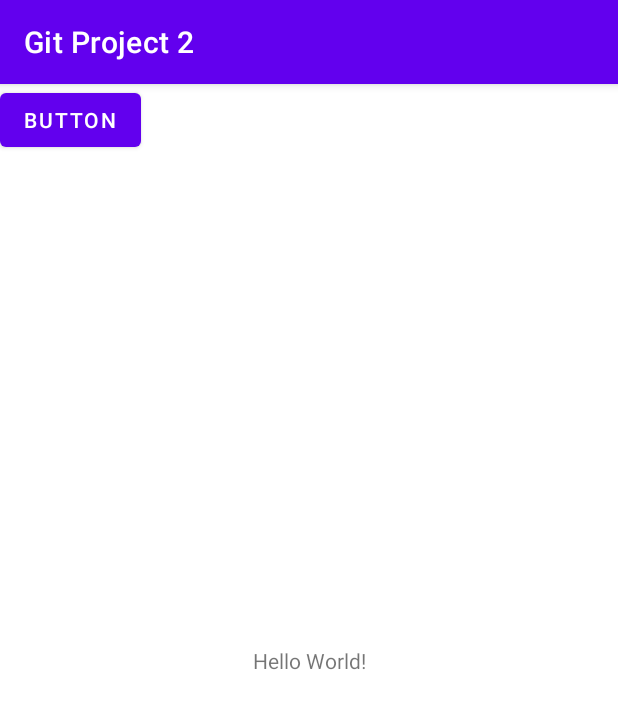
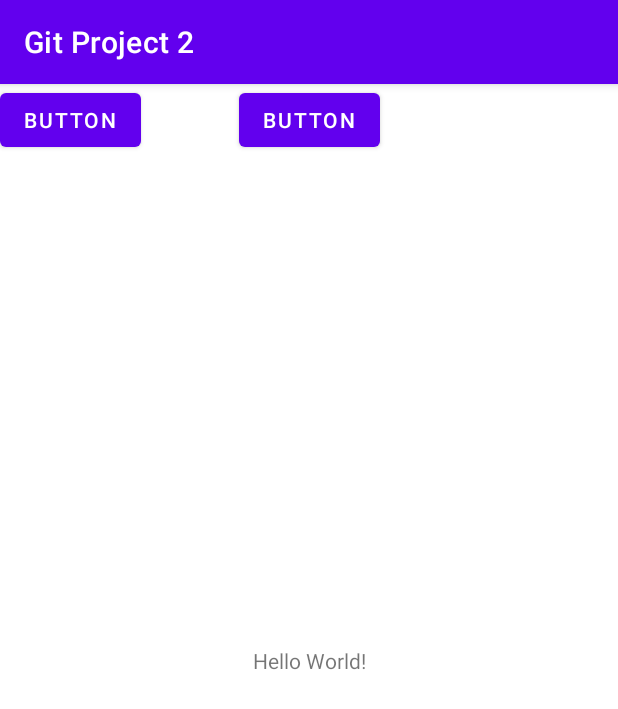
Before and after one commit to lamva112/test_androidstudio_git, an Android app: the screen it shows after launch (MainActivity), on a phone screen of 412 x 824 dp. Shown: the top 709 px of the screen. Run offline under Robolectric (Android 15) with nearby library versions, the phone set to English and light mode, and no system bars.

Commit message:
add new button

```diff
--- a/app/src/main/res/layout/activity_main.xml
+++ b/app/src/main/res/layout/activity_main.xml
@@ -23,4 +23,13 @@
         tools:layout_editor_absoluteX="189dp"
         tools:layout_editor_absoluteY="338dp" />
 
+    <Button
+        android:id="@+id/button2"
+        android:layout_width="wrap_content"
+        android:layout_height="wrap_content"
+        android:text="Button"
+        app:layout_constraintEnd_toEndOf="parent"
+        app:layout_constraintStart_toStartOf="parent"
+        tools:layout_editor_absoluteY="140dp" />
+
 </androidx.constraintlayout.widget.ConstraintLayout>
```
